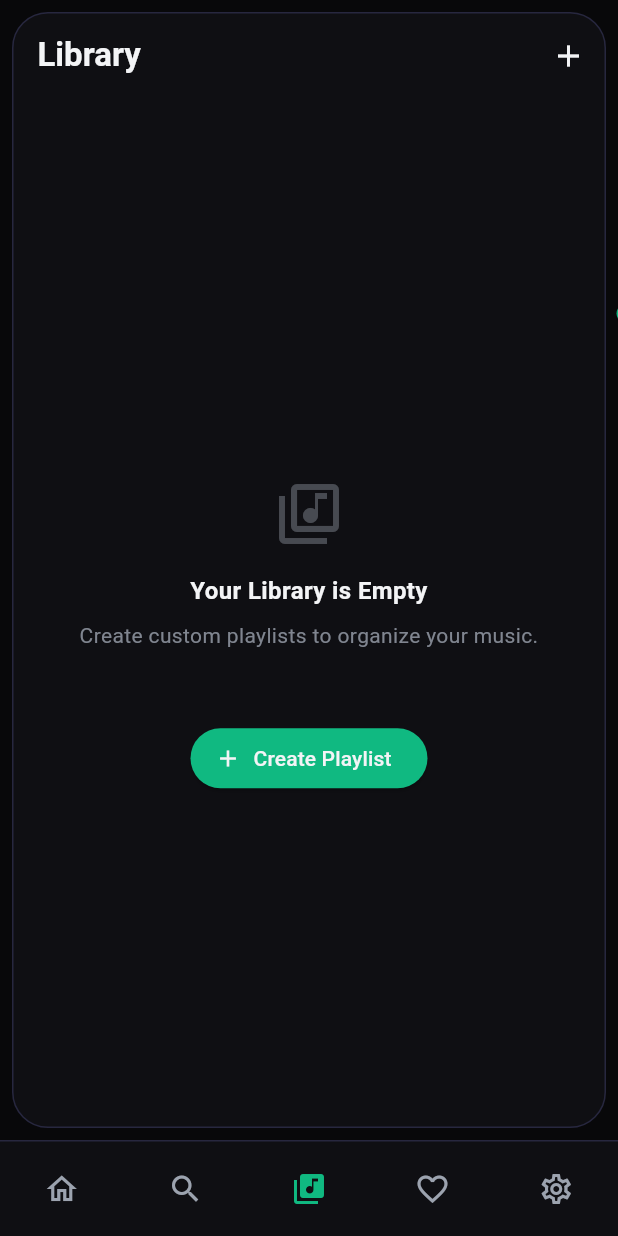
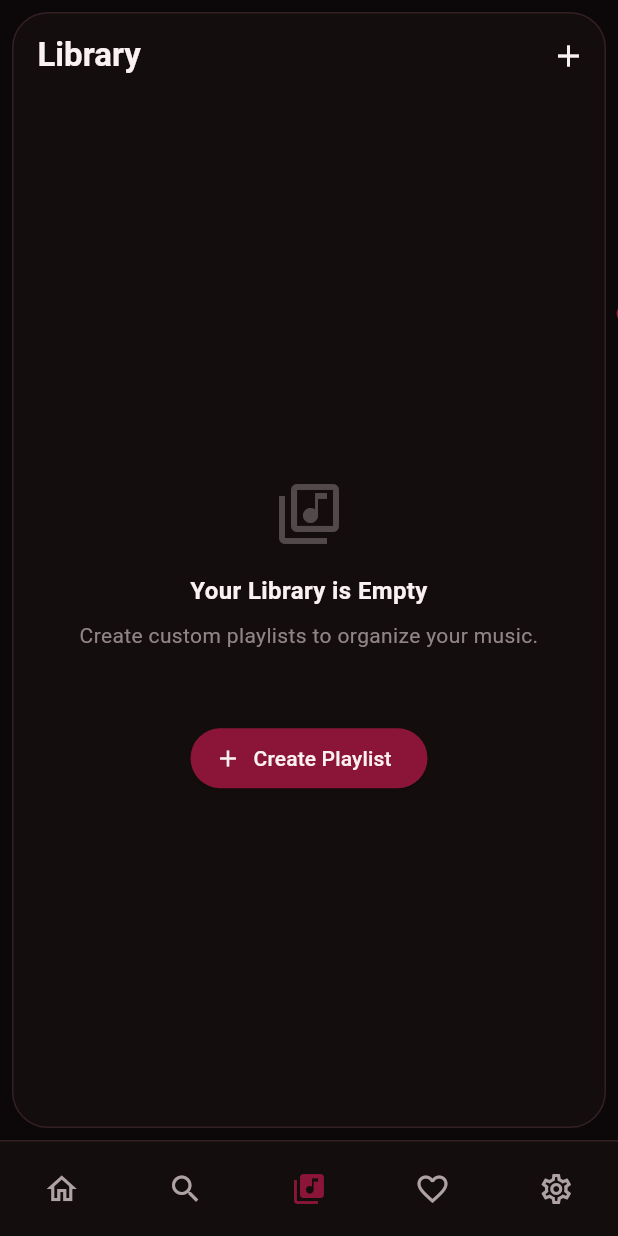
Before and after one commit to VikrantRuhela/DA-Music, a Flutter app: the LibraryPage screen opened by its route, on a phone screen of 412 x 824 dp. Run offline on Flutter 3.47's test engine with Material 3 defaults, Android fonts, the phone set to English and light mode, and no system bars; our stand-ins replace audioplayers, drift, flutter_animate, flutter_riverpod, freezed_annotation, go_router and 2 more; missing offline and left inert: media_kit, window_manager, youtube_explode_dart; accounts and stored records are empty; generated files the repository leaves out were written again; network calls fail; statements that could not run were skipped.

Commit message:
Change default theme from green to premium Maroon/Wine palette, and clean up duplicate action buttons in ImmersivePlayer

```diff
--- a/lib/app/theme/tokens.dart
+++ b/lib/app/theme/tokens.dart
@@ -6,27 +6,27 @@ import 'package:flutter/widgets.dart';
 class DATokens {
   DATokens._();
 
-  // Color Palette - Sleek Premium Dark Theme
-  static const Color darkBackground = Color(0xFF08080A);
-  static const Color darkSurface = Color(0xFF0F0F13);
-  static const Color darkSurfaceCard = Color(0xFF16161C);
-  static const Color darkSurfaceHover = Color(0xFF1F1F28);
-  static const Color darkPrimary = Color(0xFF10B981); // Vibrant Emerald Green
-  static const Color darkAccent = Color(0xFF6366F1); // Indigo Highlight
-  static const Color darkTextPrimary = Color(0xFFF3F4F6); // Slate 100
-  static const Color darkTextSecondary = Color(0xFF9CA3AF); // Slate 400
-  static const Color darkBorder = Color(0xFF27273F);
+  // Color Palette - Sleek Premium Dark Theme (Maroon / Wine Aesthetic)
+  static const Color darkBackground = Color(0xFF0C0708); // Very Dark Wine Background
+  static const Color darkSurface = Color(0xFF140D0E);
+  static const Color darkSurfaceCard = Color(0xFF1A1113);
+  static const Color darkSurfaceHover = Color(0xFF23171A);
+  static const Color darkPrimary = Color(0xFF8A1538); // Deep Wine / Burgundy Accent
+  static const Color darkAccent = Color(0xFF6E182D); // Dark Maroon Highlight
+  static const Color darkTextPrimary = Color(0xFFFBF1F2); // Tinted Slate
+  static const Color darkTextSecondary = Color(0xFFAFA2A5); // Tinted Muted Slate
+  static const Color darkBorder = Color(0xFF332024);
 
-  // Color Palette - Premium Light Theme (Optional readiness)
-  static const Color lightBackground = Color(0xFFF9FAFB);
+  // Color Palette - Premium Light Theme (Wine Aesthetic)
+  static const Color lightBackground = Color(0xFFFDF8F9);
   static const Color lightSurface = Color(0xFFFFFFFF);
-  static const Color lightSurfaceCard = Color(0xFFF3F4F6);
-  static const Color lightSurfaceHover = Color(0xFFE5E7EB);
-  static const Color lightPrimary = Color(0xFF059669);
-  static const Color lightAccent = Color(0xFF4F46E5);
-  static const Color lightTextPrimary = Color(0xFF111827);
-  static const Color lightTextSecondary = Color(0xFF4B5563);
-  static const Color lightBorder = Color(0xFFE5E7EB);
+  static const Color lightSurfaceCard = Color(0xFFF8EEF0);
+  static const Color lightSurfaceHover = Color(0xFFF0DFE2);
+  static const Color lightPrimary = Color(0xFF8A1538);
+  static const Color lightAccent = Color(0xFF6E182D);
+  static const Color lightTextPrimary = Color(0xFF1C0A0D);
+  static const Color lightTextSecondary = Color(0xFF5E494C);
+  static const Color lightBorder = Color(0xFFEFE0E2);
 
   // Border Radius Tokens
   static const double radiusSmall = 4.0;
```
Also changed, not shown: lib/features/player/presentation/widgets/immersive/immersive_player.dart (+2 -22 lines).
